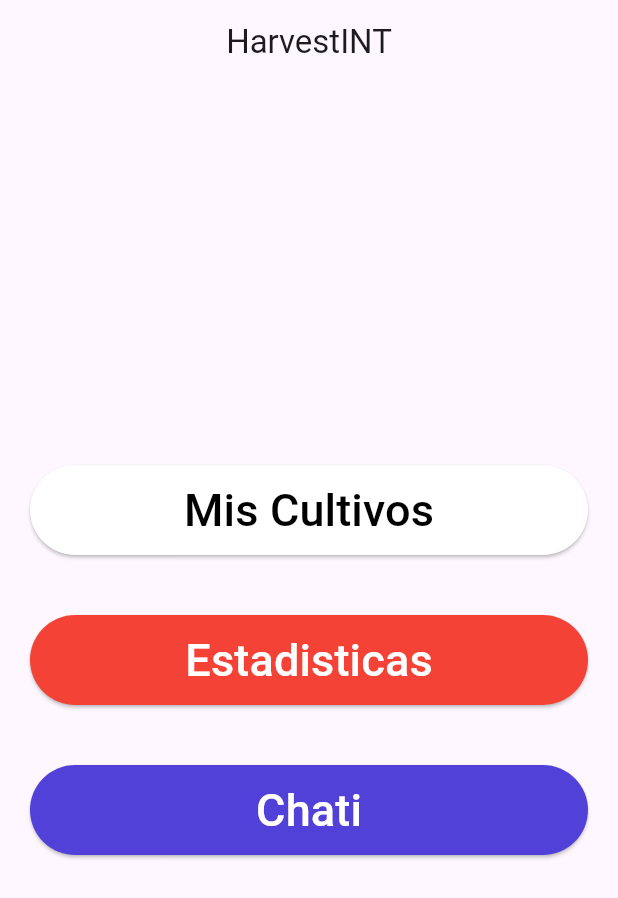
After one commit to MartinK-27/gemini, a Flutter app: the Homescreen screen opened by its route, on a phone screen of 412 x 824 dp. The commit adds this screen. Shown: the top 898 px of the screen. Run offline on Flutter 3.47's test engine with Material 3 defaults, Android fonts, the phone set to English and light mode, and no system bars; our stand-ins replace dash_chat_2, flutter_gemini, flutter_riverpod, go_router.

Commit message:
Cambios a chati

```diff
--- a/lib/core/router/app_router.dart
+++ b/lib/core/router/app_router.dart
@@ -1,4 +1,5 @@
 import 'package:gemini/presentation/screens/chatiScreen.dart';
+import 'package:gemini/presentation/screens/homeScreen.dart';
 import 'package:go_router/go_router.dart';
 import 'package:gemini/presentation/screens/init_page.dart';
 
@@ -7,6 +8,7 @@ initialLocation: '/InitPage',
 routes: [
   GoRoute(path: '/InitPage', builder: (context, state) => InitPage()),
   GoRoute(path: '/ChatiScreen', builder: (context, state) => ChatiScreen()),
+  GoRoute(path: '/HomeScreen', builder: (context, state) => Homescreen())
 
 ]
 );
--- /dev/null
+++ b/lib/presentation/screens/homeScreen.dart
@@ -0,0 +1,49 @@
+import 'package:flutter/material.dart';
+import 'package:flutter_riverpod/flutter_riverpod.dart';
+import 'package:go_router/go_router.dart';
+
+class Homescreen extends ConsumerStatefulWidget {
+  const Homescreen({super.key});
+
+  @override
+  HomescreenState createState() => HomescreenState();
+}
+
+class HomescreenState extends ConsumerState<Homescreen> {
+  @override
+  Widget build(BuildContext context) {
+    return Scaffold(
+      appBar: AppBar(title: Text("HarvestINT"), centerTitle: true,),
+      body: Center(
+        child: Column(
+          mainAxisAlignment: MainAxisAlignment.center,
+          children: [
+            Padding(
+                padding: EdgeInsets.all(20),
+                child: ElevatedButton(onPressed: (){
+
+                }, style: ElevatedButton.styleFrom(minimumSize: Size(500, 60), backgroundColor: Colors.white),
+                child: Text("Mis Cultivos", style: TextStyle(fontSize: 30, color: Colors.black),))
+              ),
+
+                Padding(
+                padding: EdgeInsets.all(20),
+                child: ElevatedButton(onPressed: (){
+
+                }, style: ElevatedButton.styleFrom(minimumSize: Size(500, 60), backgroundColor: Colors.red),
+                child: Text("Estadisticas", style: TextStyle(fontSize: 30, color: Colors.white)), )
+              ),
+
+              Padding(
+                padding: EdgeInsets.all(20),
+                child: ElevatedButton(onPressed: (){
+                  context.push('/ChatiScreen');
+                }, style: ElevatedButton.styleFrom(minimumSize: Size(500, 60), backgroundColor: Color.fromARGB(255, 82, 65, 216)),
+                child: Text("Chati", style: TextStyle(fontSize: 30, color: Colors.white)), )
+              ),
+          ],
+        ),
+      ),
+    );
+  }
+}
```
Also changed, not shown: lib/presentation/providers.dart (+7 -0 lines), lib/presentation/screens/chatiScreen.dart (+40 -23 lines), lib/presentation/screens/init_page.dart (+4 -4 lines).
